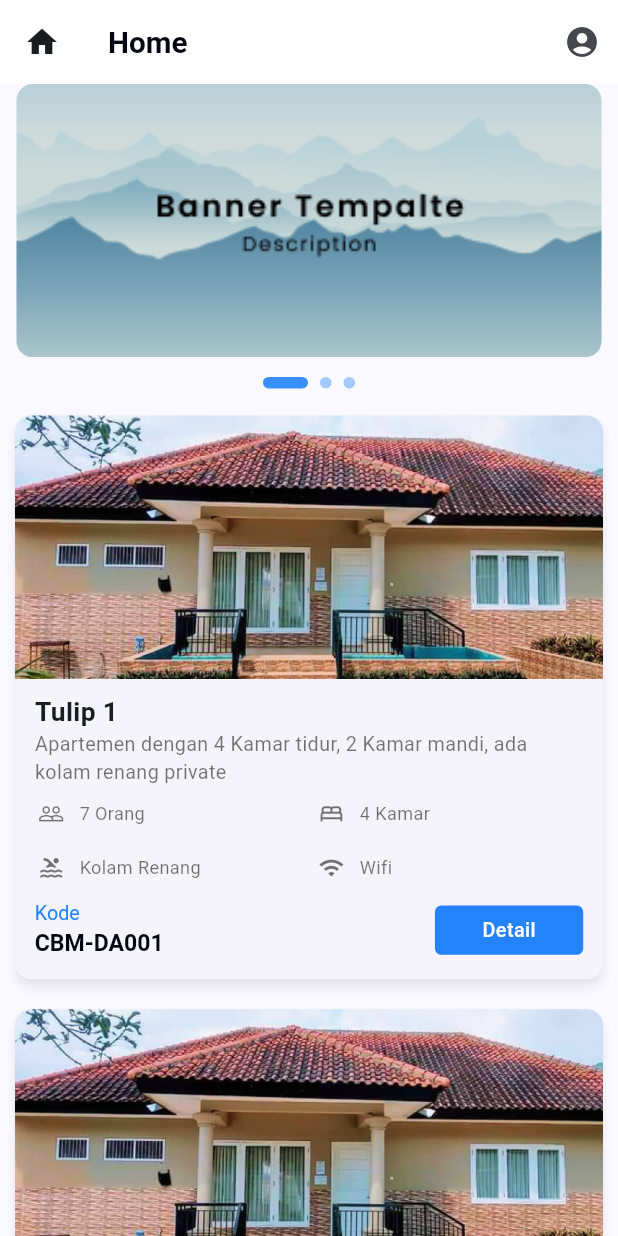
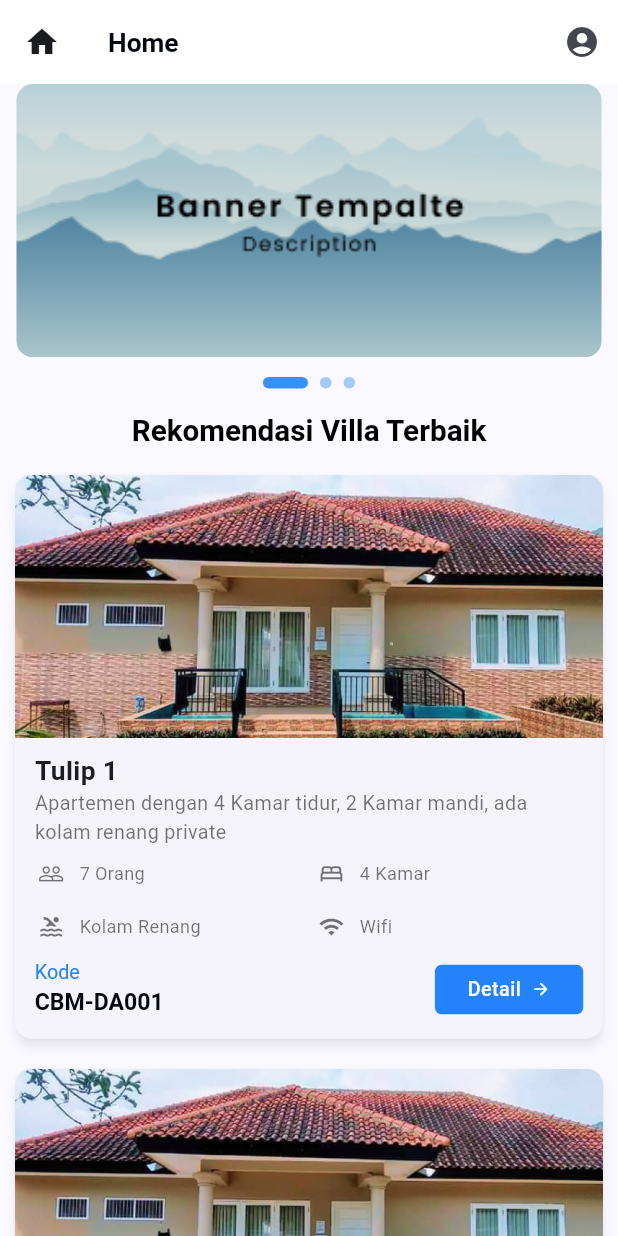
Before and after one commit to rogersovich/villa_idealis, a Flutter app: the screen it shows after launch, on a phone screen of 412 x 824 dp. Run offline on Flutter 3.47's test engine with Material 2 defaults, Android fonts, the phone set to English and light mode, and no system bars; drawn by our look-alikes of carousel_slider; our stand-ins replace hexcolor.

Commit message:
[UPDATE] button see more

```diff
--- a/lib/src/core/constant/style_constant.dart
+++ b/lib/src/core/constant/style_constant.dart
@@ -95,11 +95,13 @@ ButtonStyle outlinedButtonStyle(
     FontWeight fontWeight,
     Color color,
     Color bgColor,
+    Color borderColor,
     double px,
     double py,
     double rounded) {
   return TextButton.styleFrom(
     foregroundColor: color,
+    side: BorderSide(color: borderColor),
     backgroundColor: bgColor,
     shadowColor: Colors.transparent,
     minimumSize: block ? Size.fromHeight(height) : Size(width, height),
--- a/lib/src/core/utils/button_util.dart
+++ b/lib/src/core/utils/button_util.dart
@@ -9,7 +9,7 @@ Icon iconButtonCustom(BuildContext context, IconData icon, Color? color,
   return Icon(
     icon,
     color: onPressed != null ? color ?? kPrimaryColor : null,
-    size: getProportionateScreenHeight(context, fontSize),
+    size: getProportionateScreenWidth(context, fontSize),
   );
 }
 
@@ -82,8 +82,8 @@ TextButton buildTextButton(BuildContext context, String text,
 ElevatedButton buildElevatedButton(BuildContext context, String text,
     {double rounded = 4,
     bool block = false,
-    double width = 50,
-    double height = 15,
+    double width = 130,
+    double height = 30,
     double fontSize = 12,
     FontWeight? fontWeight,
     Color? color,
@@ -92,13 +92,29 @@ ElevatedButton buildElevatedButton(BuildContext context, String text,
     double elevation = 0,
     EdgeInsets padding = const EdgeInsets.symmetric(horizontal: 4, vertical: 2),
     IconData? icon,
+    String? iconPosition = 'left',
     required VoidCallback? onPressed,
     VoidCallback? onLongPress}) {
   if (icon != null) {
-    return ElevatedButton.icon(
+    final Icon iconCustom =
+        iconButtonCustom(context, icon, kWhiteColor, fontSize, onPressed);
+    final SizedBox spaceIconAndText = SizedBox(
+      width: getProportionateScreenWidth(context, 6),
+    );
+    final List<Widget> childrenTextIcon = iconPosition == "left"
+        ? [
+            iconCustom,
+            spaceIconAndText,
+            Text(text),
+          ]
+        : [
+            Text(text),
+            spaceIconAndText,
+            iconCustom,
+          ];
+    return ElevatedButton(
       onPressed: onPressed,
       onLongPress: onLongPress,
-        icon: iconButtonCustom(context, icon, kWhiteColor, fontSize, onPressed),
       style: elevatedButtonStyle(
           context,
           block,
@@ -113,7 +129,11 @@ ElevatedButton buildElevatedButton(BuildContext context, String text,
           getProportionateScreenWidth(context, rounded),
           shadowColor,
           elevation),
-        label: Text(text));
+      child: Row(
+        mainAxisSize: MainAxisSize.min,
+        children: childrenTextIcon,
+      ),
+    );
   } else {
     return ElevatedButton(
       onPressed: onPressed,
@@ -139,13 +159,14 @@ ElevatedButton buildElevatedButton(BuildContext context, String text,
 
 //* OUTLINED BUTTON
 OutlinedButton buildOutlinedButton(BuildContext context, String text,
-    {double rounded = 3,
+    {double rounded = 4,
     bool block = false,
-    double width = 50,
-    double height = 15,
-    double fontSize = 6,
+    double width = 130,
+    double height = 30,
+    double fontSize = 12,
     FontWeight? fontWeight,
     Color? color,
+    Color? borderColor,
     Color? bgColor,
     EdgeInsets padding = const EdgeInsets.symmetric(horizontal: 4, vertical: 2),
     IconData? icon,
@@ -160,15 +181,16 @@ OutlinedButton buildOutlinedButton(BuildContext context, String text,
         style: outlinedButtonStyle(
             context,
             block,
-            getProportionateScreenHeight(context, width),
-            getProportionateScreenHeight(context, height),
-            getProportionateScreenHeight(context, fontSize),
+            getProportionateScreenWidth(context, width),
+            getProportionateScreenWidth(context, height),
+            getProportionateScreenWidth(context, fontSize),
             convertToFontWeight(weight: 500),
             color ?? kPrimaryColor,
             bgColor ?? Colors.transparent,
-            getProportionateScreenHeight(context, padding.horizontal),
-            getProportionateScreenHeight(context, padding.vertical),
-            getProportionateScreenHeight(context, rounded)),
+            borderColor ?? kPrimaryColor,
+            getProportionateScreenWidth(context, padding.horizontal),
+            getProportionateScreenWidth(context, padding.vertical),
+            getProportionateScreenWidth(context, rounded)),
         label: Text(text));
   } else {
     return OutlinedButton(
@@ -177,15 +199,16 @@ OutlinedButton buildOutlinedButton(BuildContext context, String text,
       style: outlinedButtonStyle(
           context,
           block,
-          getProportionateScreenHeight(context, width),
-          getProportionateScreenHeight(context, height),
-          getProportionateScreenHeight(context, fontSize),
+          getProportionateScreenWidth(context, width),
+          getProportionateScreenWidth(context, height),
+          getProportionateScreenWidth(context, fontSize),
           convertToFontWeight(weight: 500),
           color ?? kPrimaryColor,
           bgColor ?? Colors.transparent,
-          getProportionateScreenHeight(context, padding.horizontal),
-          getProportionateScreenHeight(context, padding.vertical),
-          getProportionateScreenHeight(context, rounded)),
+          borderColor ?? kPrimaryColor,
+          getProportionateScreenWidth(context, padding.horizontal),
+          getProportionateScreenWidth(context, padding.vertical),
+          getProportionateScreenWidth(context, rounded)),
       child: Text(text),
     );
   }
--- a/lib/src/core/utils/text_util.dart
+++ b/lib/src/core/utils/text_util.dart
@@ -92,7 +92,7 @@ TextOverflow getTextOverflowFromString(String overflow) {
 
 Text buildTextCustom(BuildContext context, String text,
     {Color color = Colors.black,
-    double fontSize = 8,
+    double fontSize = 16,
     String weight = 'normal',
     String align = 'left',
     String? fontFamily,
@@ -108,7 +108,7 @@ Text buildTextCustom(BuildContext context, String text,
       style: TextStyle(
         color: color,
         fontWeight: getFontWeightFromString(weight),
-        fontSize: getProportionateScreenHeight(context, fontSize),
+        fontSize: getProportionateScreenWidth(context, fontSize),
         fontFamily: fontFamily,
         letterSpacing: letterSpacing,
         height: lineHeight,
--- a/lib/src/feature/home/presentation/pages/home_pages.dart
+++ b/lib/src/feature/home/presentation/pages/home_pages.dart
@@ -1,4 +1,6 @@
 import 'package:flutter/material.dart';
+import 'package:villa_idealis/size_config.dart';
+import 'package:villa_idealis/src/core/utils/button_util.dart';
 
 import '../../../../core/constant/color_constant.dart';
 import '../../../../core/utils/text_util.dart';
@@ -22,7 +24,7 @@ class _HomePagesState extends State<HomePages> {
         backgroundColor: kWhiteColor,
         surfaceTintColor: kWhiteColor,
         title: buildTextCustom(context, 'Home',
-            color: kBlackColor, fontSize: 9, weight: 'w600'),
+            color: kBlackColor, fontSize: 16, weight: 'w600'),
         leading: IconButton(
           icon: const Icon(Icons.home),
           onPressed: () => {},
@@ -35,9 +37,17 @@ class _HomePagesState extends State<HomePages> {
         ],
       ),
       body: SingleChildScrollView(
+        padding:
+            EdgeInsets.only(bottom: getProportionateScreenWidth(context, 8)),
         child: Column(
           children: [
             const ImageSliderWidget(),
+            Padding(
+              padding: EdgeInsets.symmetric(
+                  vertical: getProportionateScreenWidth(context, 8)),
+              child: buildTextCustom(context, "Rekomendasi Villa Terbaik",
+                  weight: 'w700', fontSize: 18),
+            ),
             ...VillaItems.villas.map((villa) {
               return VillaCard(
                 thumbnailUrl: villa.thumbnailUrl,
@@ -46,6 +56,8 @@ class _HomePagesState extends State<HomePages> {
                 facilities: villa.facilities,
               );
             }).toList(),
+            buildOutlinedButton(context, "Lihat lebih banyak",
+                onPressed: () => {})
           ],
         ),
       ),
--- a/lib/src/feature/home/presentation/widgets/villa_card_widget.dart
+++ b/lib/src/feature/home/presentation/widgets/villa_card_widget.dart
@@ -136,7 +136,11 @@ class VillaCard extends StatelessWidget {
                       ),
                     ])),
                     buildElevatedButton(context, 'Detail',
-                        onPressed: () => {}, width: 90, height: 30)
+                        onPressed: () => {},
+                        width: 90,
+                        height: 30,
+                        icon: Icons.arrow_forward_rounded,
+                        iconPosition: 'right')
                   ],
                 ),
               ],
```
Lines whose indentation alone changed are shown as unchanged.
